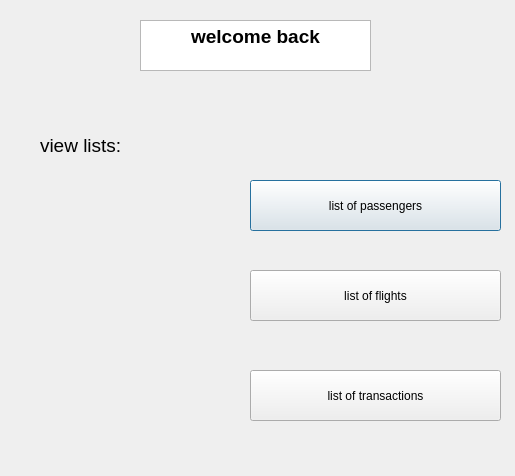
The window that adminhomepage.ui (Abdelrahman-Shorim/FlightApp) describes before a commit, drawn with Qt 5.
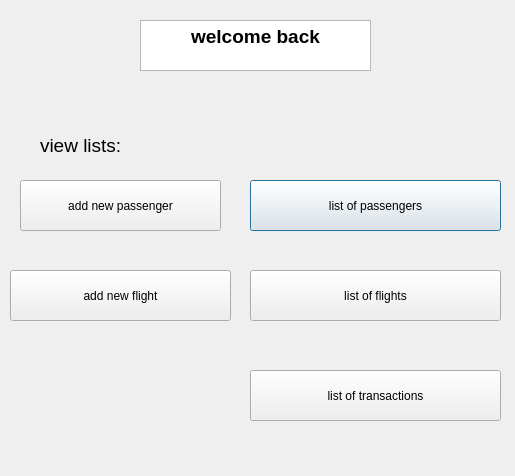
The same window after the commit.

The edit to the form file:
```diff
--- a/adminhomepage.ui
+++ b/adminhomepage.ui
@@ -82,6 +82,32 @@
     <string>&lt;html&gt;&lt;head/&gt;&lt;body&gt;&lt;p&gt;&lt;span style=&quot; font-size:14pt;&quot;&gt;view lists:&lt;/span&gt;&lt;/p&gt;&lt;/body&gt;&lt;/html&gt;</string>
    </property>
   </widget>
+  <widget class="QPushButton" name="addnewpassenger">
+   <property name="geometry">
+    <rect>
+     <x>20</x>
+     <y>180</y>
+     <width>201</width>
+     <height>51</height>
+    </rect>
+   </property>
+   <property name="text">
+    <string>add new passenger</string>
+   </property>
+  </widget>
+  <widget class="QPushButton" name="addnewflight">
+   <property name="geometry">
+    <rect>
+     <x>10</x>
+     <y>270</y>
+     <width>221</width>
+     <height>51</height>
+    </rect>
+   </property>
+   <property name="text">
+    <string>add new flight</string>
+   </property>
+  </widget>
  </widget>
  <resources/>
  <connections/>
```
Left out of the diff: 8 changed lines with no effect on the pictures.
